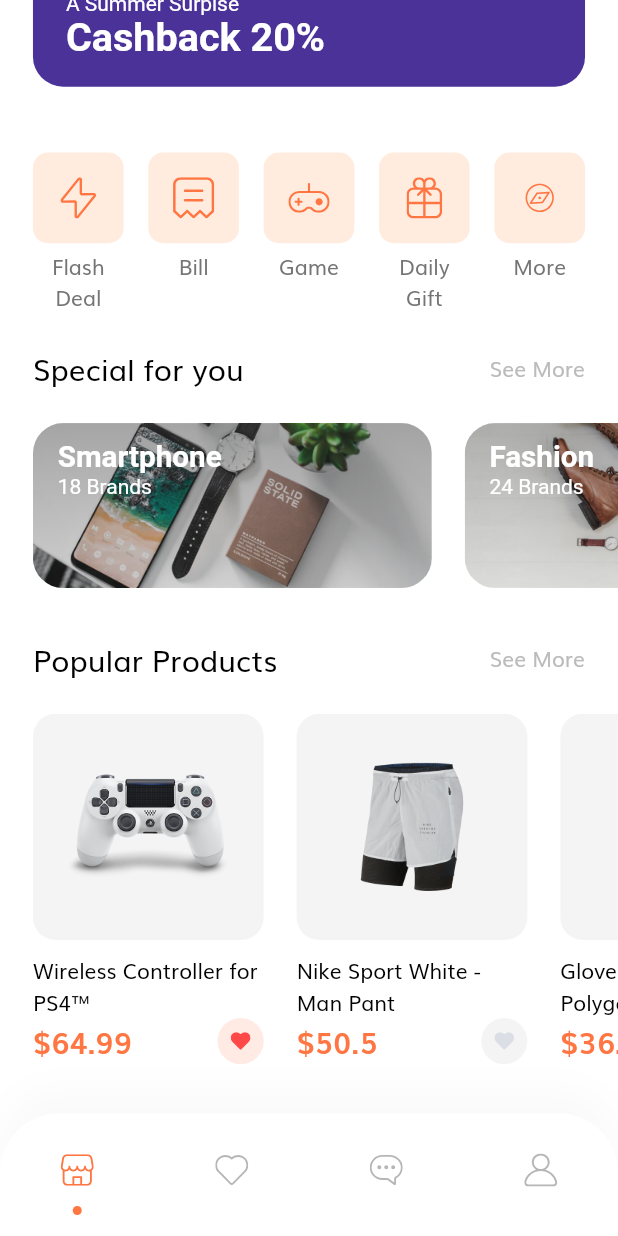
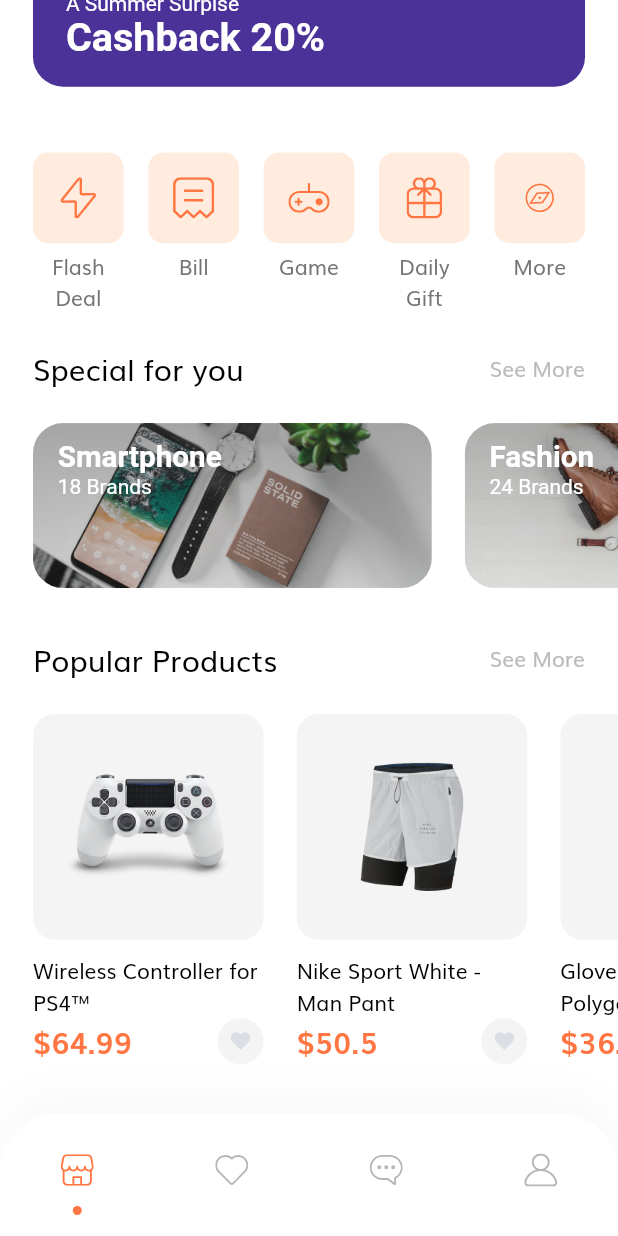
Before and after one commit to mmohy1999/tokoto, a Flutter app: the LayoutBottomNavigation screen opened directly, scrolled down 126 dp, on a phone screen of 412 x 824 dp. Run offline on Flutter 3.47's test engine with Material 2 defaults, Android fonts, the phone set to English and light mode, and no system bars; our stand-ins replace bloc, flutter_bloc, flutter_svg.

Commit message:
add cubit

```diff
--- a/lib/business_logic/product/product_cubit.dart
+++ b/lib/business_logic/product/product_cubit.dart
@@ -1,14 +1,107 @@
 import 'package:bloc/bloc.dart';
+import 'package:flutter/animation.dart';
+import 'package:flutter/material.dart';
 import 'package:flutter_bloc/flutter_bloc.dart';
 import 'package:meta/meta.dart';
+import 'package:tokoto_e_commerce/data/models/product.dart';
 
 part 'product_state.dart';
 
 class ProductCubit extends Cubit<ProductState> {
   ProductCubit() : super(ProductInitial());
 
-  static ProductCubit get(context)=>BlocProvider.of(context);
+  static ProductCubit get(context) => BlocProvider.of(context);
 
+  List<Product> demoProducts = [
+    Product(
+      id: 1,
+      images: [
+        "assets/images/ps4_console_white_1.png",
+        "assets/images/ps4_console_white_2.png",
+        "assets/images/ps4_console_white_3.png",
+        "assets/images/ps4_console_white_4.png",
+      ],
+      colors: [
+        const Color(0xFFF6625E),
+        const Color(0xFF836DB8),
+        const Color(0xFFDECB9C),
+        Colors.white,
+      ],
+      title: "Wireless Controller for PS4™",
+      price: 64.99,
+      description:
+          "Wireless Controller for PS4™ gives you what you want in your gaming from over precision control your games to sharing …",
+      rating: 4.8,
+      isFavourite: false,
+      isPopular: true,
+    ),
+    Product(
+      id: 2,
+      images: [
+        "assets/images/Image Popular Product 2.png",
+      ],
+      colors: [
+        const Color(0xFFF6625E),
+        const Color(0xFF836DB8),
+        const Color(0xFFDECB9C),
+        Colors.white,
+      ],
+      title: "Nike Sport White - Man Pant",
+      price: 50.5,
+      description:
+          "Wireless Controller for PS4™ gives you what you want in your gaming from over precision control your games to sharing …",
+      rating: 4.1,
+      isPopular: true,
+    ),
+    Product(
+      id: 3,
+      images: [
+        "assets/images/glap.png",
+      ],
+      colors: [
+        const Color(0xFFF6625E),
+        const Color(0xFF836DB8),
+        const Color(0xFFDECB9C),
+        Colors.white,
+      ],
+      title: "Gloves XC Omega - Polygon",
+      price: 36.55,
+      description:
+          "Wireless Controller for PS4™ gives you what you want in your gaming from over precision control your games to sharing …",
+      rating: 4.1,
+      isFavourite: false,
+      isPopular: true,
+    ),
+    Product(
+      id: 4,
+      images: [
+        "assets/images/wireless headset.png",
+      ],
+      colors: [
+        const Color(0xFFF6625E),
+        const Color(0xFF836DB8),
+        const Color(0xFFDECB9C),
+        Colors.white,
+      ],
+      title: "Logitech Head",
+      price: 20.20,
+      description:
+          "Wireless Controller for PS4™ gives you what you want in your gaming from over precision control your games to sharing …",
+      rating: 4.1,
+      isFavourite: false,
+    ),
+  ];
 
+  List<Map<String, dynamic>> categories = [
+    {"icon": "assets/icons/Flash Icon.svg", "text": "Flash Deal"},
+    {"icon": "assets/icons/Bill Icon.svg", "text": "Bill"},
+    {"icon": "assets/icons/Game Icon.svg", "text": "Game"},
+    {"icon": "assets/icons/Gift Icon.svg", "text": "Daily Gift"},
+    {"icon": "assets/icons/Discover.svg", "text": "More"},
+  ];
 
+  changeFavourite(int index) {
+    demoProducts[index].isFavourite = !demoProducts[index].isFavourite;
+    emit(ChangeFav());
+  }
 }
--- a/lib/business_logic/product/product_state.dart
+++ b/lib/business_logic/product/product_state.dart
@@ -4,3 +4,5 @@ part of 'product_cubit.dart';
 abstract class ProductState {}
 
 class ProductInitial extends ProductState {}
+
+class ChangeFav extends ProductState {}
--- a/lib/data/models/product.dart
+++ b/lib/data/models/product.dart
@@ -1,12 +1,12 @@
 import 'package:flutter/material.dart';
 
 class Product {
-  final int id;
-  final String title, description;
-  final List<String> images;
-  final List<Color> colors;
-  final double rating, price;
-  final bool isFavourite, isPopular;
+  int id;
+  String title, description;
+  List<String> images;
+  List<Color> colors;
+  double rating, price;
+  bool isFavourite, isPopular;
 
   Product({
     required this.id,
@@ -20,81 +20,3 @@ class Product {
     required this.description,
   });
 }
-
-List<Product> demoProducts = [
-  Product(
-    id: 1,
-    images: [
-      "assets/images/ps4_console_white_1.png",
-      "assets/images/ps4_console_white_2.png",
-      "assets/images/ps4_console_white_3.png",
-      "assets/images/ps4_console_white_4.png",
-    ],
-    colors: [
-      Color(0xFFF6625E),
-      Color(0xFF836DB8),
-      Color(0xFFDECB9C),
-      Colors.white,
-    ],
-    title: "Wireless Controller for PS4™",
-    price: 64.99,
-    description: description,
-    rating: 4.8,
-    isFavourite: true,
-    isPopular: true,
-  ),
-  Product(
-    id: 2,
-    images: [
-      "assets/images/Image Popular Product 2.png",
-    ],
-    colors: [
-      Color(0xFFF6625E),
-      Color(0xFF836DB8),
-      Color(0xFFDECB9C),
-      Colors.white,
-    ],
-    title: "Nike Sport White - Man Pant",
-    price: 50.5,
-    description: description,
-    rating: 4.1,
-    isPopular: true,
-  ),
-  Product(
-    id: 3,
-    images: [
-      "assets/images/glap.png",
-    ],
-    colors: [
-      Color(0xFFF6625E),
-      Color(0xFF836DB8),
-      Color(0xFFDECB9C),
-      Colors.white,
-    ],
-    title: "Gloves XC Omega - Polygon",
-    price: 36.55,
-    description: description,
-    rating: 4.1,
-    isFavourite: true,
-    isPopular: true,
-  ),
-  Product(
-    id: 4,
-    images: [
-      "assets/images/wireless headset.png",
-    ],
-    colors: [
-      const Color(0xFFF6625E),
-      const Color(0xFF836DB8),
-      const Color(0xFFDECB9C),
-      Colors.white,
-    ],
-    title: "Logitech Head",
-    price: 20.20,
-    description: description,
-    rating: 4.1,
-    isFavourite: true,
-  ),
-];
-const String description =
-    "Wireless Controller for PS4™ gives you what you want in your gaming from over precision control your games to sharing …";
--- a/lib/presentation/layouts/layout_bottom_navigation/layout.dart
+++ b/lib/presentation/layouts/layout_bottom_navigation/layout.dart
@@ -4,6 +4,8 @@ import 'package:tokoto_e_commerce/business_logic/auth/auth_cubit.dart';
 import 'package:tokoto_e_commerce/business_logic/layout/layout_cubit.dart';
 import 'package:tokoto_e_commerce/presentation/layouts/layout_bottom_navigation/bottom_navigation.dart';
 import 'package:tokoto_e_commerce/presentation/screens/sign_in/sign_in.dart';
+
+import '../../../constants/enum.dart';
 
 class LayoutBottomNavigation extends StatelessWidget {
   const LayoutBottomNavigation({Key? key}) : super(key: key);
@@ -12,11 +14,18 @@ class LayoutBottomNavigation extends StatelessWidget {
   Widget build(BuildContext context) {
     return BlocProvider(
       create: (context) => LayoutCubit(),
-      child: Scaffold(
-          body:BlocBuilder<LayoutCubit,LayoutState>(builder: (context, state) => LayoutCubit.get(context).body,),
+      child: BlocBuilder<LayoutCubit, LayoutState>(
+        builder: (context, state) {
+        return Scaffold(
+          appBar:LayoutCubit.get(context).selectedMenu != MenuState.home? AppBar(
+            title:Text(LayoutCubit.get(context).selectedMenu.name),
+          ):null ,
+          body:LayoutCubit.get(context).body,
           bottomNavigationBar: const BottomNavigation()
 
-      ),
+      );
+  },
+),
     );
   }
 }
--- a/lib/presentation/screens/home/components/categories.dart
+++ b/lib/presentation/screens/home/components/categories.dart
@@ -1,35 +1,34 @@
 import 'package:flutter/material.dart';
-import 'package:flutter_svg/flutter_svg.dart';
+import 'package:flutter_bloc/flutter_bloc.dart';
+import 'package:flutter_svg/svg.dart';
+import 'package:tokoto_e_commerce/business_logic/product/product_cubit.dart';
 
 import '../../../../helper/size_config.dart';
-
 
 class Categories extends StatelessWidget {
   const Categories({super.key});
 
   @override
   Widget build(BuildContext context) {
-    List<Map<String, dynamic>> categories = [
-      {"icon": "assets/icons/Flash Icon.svg", "text": "Flash Deal"},
-      {"icon": "assets/icons/Bill Icon.svg", "text": "Bill"},
-      {"icon": "assets/icons/Game Icon.svg", "text": "Game"},
-      {"icon": "assets/icons/Gift Icon.svg", "text": "Daily Gift"},
-      {"icon": "assets/icons/Discover.svg", "text": "More"},
-    ];
+    return BlocBuilder<ProductCubit,ProductState>(
+      builder: (context, state) {
+        ProductCubit cubit = ProductCubit.get(context);
         return Padding(
           padding: EdgeInsets.all(getProportionateScreenWidth(20)),
           child: Row(
             mainAxisAlignment: MainAxisAlignment.spaceBetween,
             crossAxisAlignment: CrossAxisAlignment.start,
             children: List.generate(
-          categories.length,
+              cubit.categories.length,
               (index) => CategoryCard(
-            icon: categories[index]["icon"],
-            text: categories[index]["text"],
+                icon: cubit.categories[index]["icon"],
+                text: cubit.categories[index]["text"],
                 press: () {},
               ),
             ),
           ),
+        );
+      },
     );
   }
 }
@@ -58,12 +57,12 @@ class CategoryCard extends StatelessWidget {
               height: getProportionateScreenWidth(55),
               width: getProportionateScreenWidth(55),
               decoration: BoxDecoration(
-                color: Color(0xFFFFECDF),
+                color: const Color(0xFFFFECDF),
                 borderRadius: BorderRadius.circular(10),
               ),
               child: SvgPicture.asset(icon!),
             ),
-            SizedBox(height: 5),
+            const SizedBox(height: 5),
             Text(text!, textAlign: TextAlign.center)
           ],
         ),
--- a/lib/presentation/screens/home/components/discount_banner.dart
+++ b/lib/presentation/screens/home/components/discount_banner.dart
@@ -1,7 +1,6 @@
 import 'package:flutter/material.dart';
 
 import '../../../../helper/size_config.dart';
-
 
 class DiscountBanner extends StatelessWidget {
   const DiscountBanner({
@@ -11,7 +10,6 @@ class DiscountBanner extends StatelessWidget {
   @override
   Widget build(BuildContext context) {
     return Container(
-      // height: 90,
       width: double.infinity,
       margin: EdgeInsets.all(getProportionateScreenWidth(20)),
       padding: EdgeInsets.symmetric(
@@ -19,14 +17,14 @@ class DiscountBanner extends StatelessWidget {
         vertical: getProportionateScreenWidth(15),
       ),
       decoration: BoxDecoration(
-        color: Color(0xFF4A3298),
+        color: const Color(0xFF4A3298),
         borderRadius: BorderRadius.circular(20),
       ),
       child: Text.rich(
         TextSpan(
-          style: TextStyle(color: Colors.white),
+          style: const TextStyle(color: Colors.white),
           children: [
-            TextSpan(text: "A Summer Surpise\n"),
+            const TextSpan(text: "A Summer Surpise\n"),
             TextSpan(
               text: "Cashback 20%",
               style: TextStyle(
--- a/lib/presentation/screens/home/components/popular_product.dart
+++ b/lib/presentation/screens/home/components/popular_product.dart
@@ -1,5 +1,6 @@
 import 'package:flutter/material.dart';
-import '../../../../data/models/product.dart';
+import 'package:flutter_bloc/flutter_bloc.dart';
+import 'package:tokoto_e_commerce/business_logic/product/product_cubit.dart';
 import '../../../../helper/size_config.dart';
 import 'product_card.dart';
 import 'section_title.dart';
@@ -9,11 +10,14 @@ class PopularProducts extends StatelessWidget {
 
   @override
   Widget build(BuildContext context) {
+    return BlocBuilder<ProductCubit, ProductState>(
+      builder: (context, state) {
+        ProductCubit cubit = ProductCubit.get(context);
         return Column(
           children: [
             Padding(
-          padding:
-          EdgeInsets.symmetric(horizontal: getProportionateScreenWidth(20)),
+              padding: EdgeInsets.symmetric(
+                  horizontal: getProportionateScreenWidth(20)),
               child: SectionTitle(title: "Popular Products", press: () {}),
             ),
             SizedBox(height: getProportionateScreenWidth(20)),
@@ -22,12 +26,11 @@ class PopularProducts extends StatelessWidget {
               child: Row(
                 children: [
                   ...List.generate(
-                demoProducts.length,
+                    cubit.demoProducts.length,
                     (index) {
-                  if (demoProducts[index].isPopular) {
-                    return ProductCard(product: demoProducts[index]);
+                      if (cubit.demoProducts[index].isPopular) {
+                        return ProductCard(product: cubit.demoProducts[index],index: index,);
                       }
-
                       return const SizedBox
                           .shrink(); // here by default width and height is 0
                     },
@@ -38,5 +41,7 @@ class PopularProducts extends StatelessWidget {
             )
           ],
         );
+      },
+    );
   }
 }
--- a/lib/presentation/screens/home/components/product_card.dart
+++ b/lib/presentation/screens/home/components/product_card.dart
@@ -1,5 +1,6 @@
 import 'package:flutter/material.dart';
 import 'package:flutter_svg/flutter_svg.dart';
+import 'package:tokoto_e_commerce/business_logic/product/product_cubit.dart';
 
 import '../../../../constants/constants.dart';
 import '../../../../data/models/product.dart';
@@ -11,11 +12,12 @@ class ProductCard extends StatelessWidget {
     this.width = 140,
     this.aspectRetio = 1.02,
     required this.product,
+    required this.index,
   }) : super(key: key);
 
   final double width, aspectRetio;
   final Product product;
-
+  final int index;
   @override
   Widget build(BuildContext context) {
     return Padding(
@@ -23,7 +25,7 @@ class ProductCard extends StatelessWidget {
       child: SizedBox(
         width: getProportionateScreenWidth(width),
         child: GestureDetector(
-          onTap: (){},
+          onTap: () {},
           child: Column(
             crossAxisAlignment: CrossAxisAlignment.start,
             children: [
@@ -44,7 +46,7 @@ class ProductCard extends StatelessWidget {
               const SizedBox(height: 10),
               Text(
                 product.title,
-                style: TextStyle(color: Colors.black),
+                style: const TextStyle(color: Colors.black),
                 maxLines: 2,
               ),
               Row(
@@ -60,7 +62,9 @@ class ProductCard extends StatelessWidget {
                   ),
                   InkWell(
                     borderRadius: BorderRadius.circular(50),
-                    onTap: () {},
+                    onTap: () {
+                      ProductCubit.get(context).changeFavourite(index);
+                    },
                     child: Container(
                       padding: EdgeInsets.all(getProportionateScreenWidth(8)),
                       height: getProportionateScreenWidth(28),
@@ -74,8 +78,8 @@ class ProductCard extends StatelessWidget {
                       child: SvgPicture.asset(
                         "assets/icons/Heart Icon_2.svg",
                         color: product.isFavourite
-                            ? Color(0xFFFF4848)
-                            : Color(0xFFDBDEE4),
+                            ? const Color(0xFFFF4848)
+                            : const Color(0xFFDBDEE4),
                       ),
                     ),
                   ),
--- a/lib/presentation/screens/home/home.dart
+++ b/lib/presentation/screens/home/home.dart
@@ -9,16 +9,14 @@ import 'components/discount_banner.dart';
 import 'components/home_header.dart';
 import 'components/special_offers.dart';
 
-
 class HomeScreen extends StatelessWidget {
   const HomeScreen({Key? key}) : super(key: key);
 
   @override
   Widget build(BuildContext context) {
-    return BlocProvider(create: (context) => ProductCubit(), child: Center(
-      child: BlocBuilder<ProductCubit, ProductState>(
-        builder: (context, state) {
-          return SafeArea(
+    return BlocProvider(
+        create: (context) => ProductCubit(),
+        child: SafeArea(
           child: SingleChildScrollView(
             child: Column(
               children: [
@@ -34,11 +32,6 @@ class HomeScreen extends StatelessWidget {
               ],
             ),
           ),
-          );
-        },
-      ),
-    ),);
+        ));
   }
-
-
 }
```
Also changed, not shown: lib/presentation/screens/profile/components/profile_menu.dart (added, +45 -0 lines), lib/presentation/screens/profile/components/profile_pic.dart (added, +45 -0 lines), lib/presentation/screens/profile/profile.dart (+36 -2 lines). Lines whose indentation alone changed are shown as unchanged.
